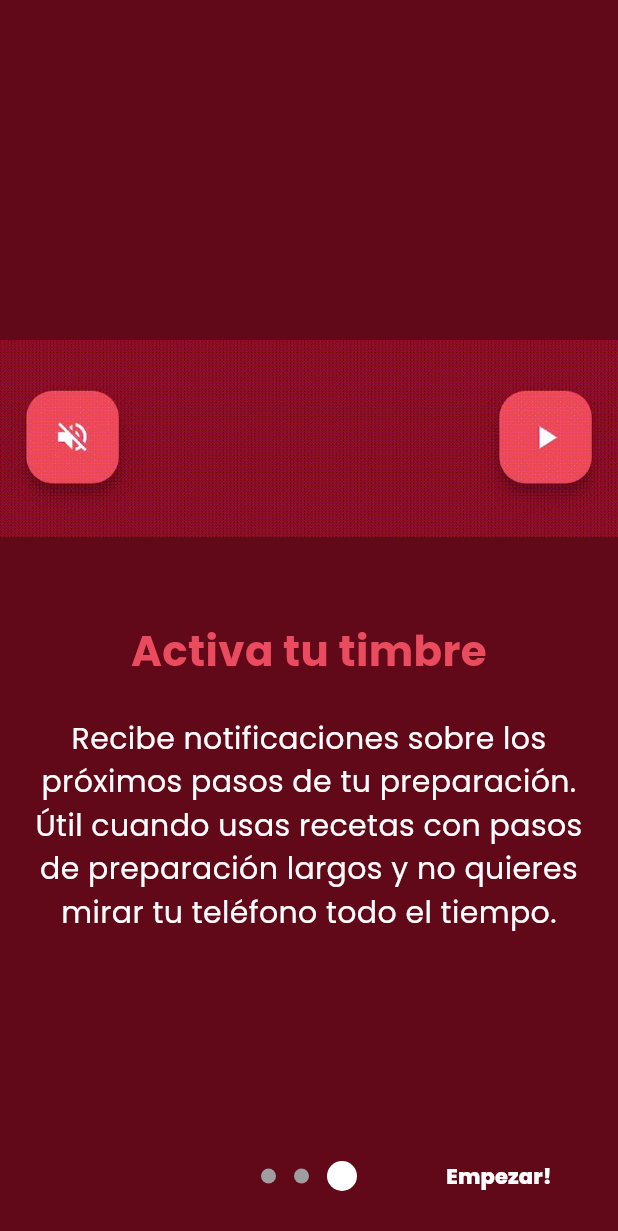
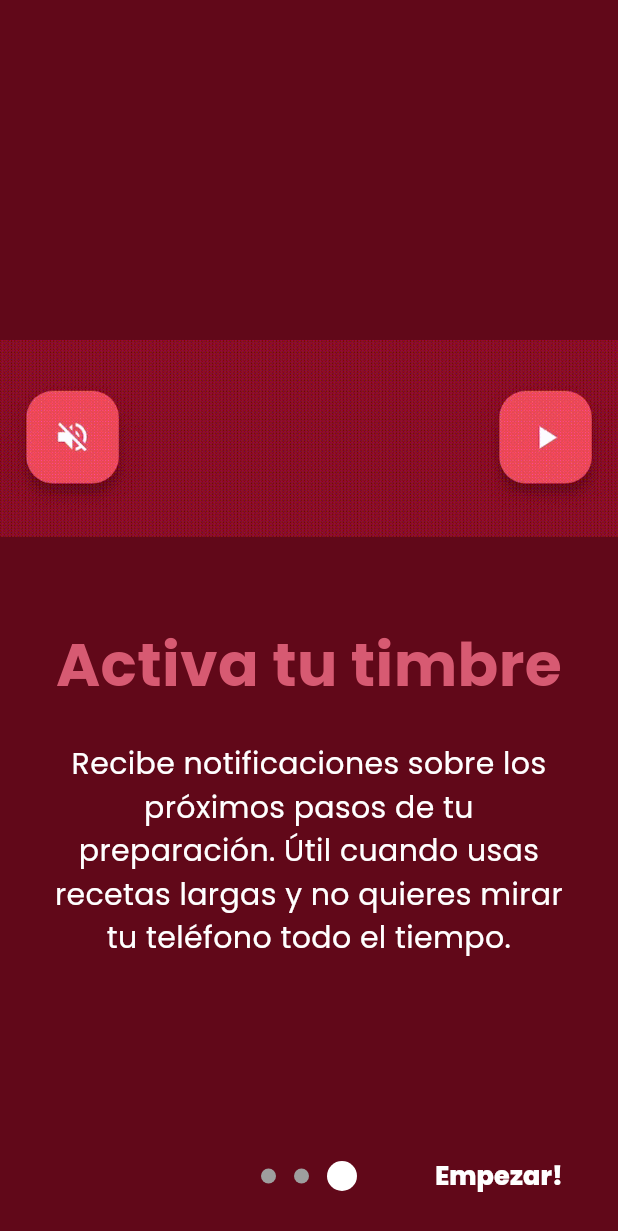
Before and after one commit to natrodriguez1/app_escoffee_main, a Flutter app: the screen it shows after launch, swiped to page 3, on a phone screen of 412 x 824 dp. Shown: the top 1231 px of the screen. Run offline on Flutter 3.47's test engine with Material 3 defaults, Android fonts, the phone set to English and light mode, and no system bars; drawn by our look-alikes of introduction_screen; our stand-ins replace auto_route, carousel_slider, flutter_markdown, in_app_purchase, just_audio, package_info_plus and 2 more; missing offline and left inert: advanced_in_app_review, coffeico, flutter_device_type, quick_actions, universal_html.

Commit message:
cambios para compatibilidad con ipad y cell
- se declaró que la horientación del celular no se puede cambiar de vertical
- se crearon dos tipos de pantallas para el onboarding: una que sea compatible con iPad y otra para celulares (en términos de tamaño de letra e imagen)
- se añadió otro banner (de nanolot)
- se colocó la taza en vez del logo de escoffee en la primera página del onboarding
- se cambió el tono del rosado en el theme (a uno menos chillón)

```diff
--- a/lib/main.dart
+++ b/lib/main.dart
@@ -13,7 +13,8 @@ import './app_router.dart';
 import './app_router.gr.dart';
 import 'package:flutter_web_plugins/url_strategy.dart';
 import './models/recipe.dart';
-import './purchase_manager.dart'; // Import PurchaseManager
+import 'package:flutter/services.dart';
+// import './purchase_manager.dart'; // Import PurchaseManager
 
 void main() async {
   WidgetsFlutterBinding.ensureInitialized();
@@ -38,7 +39,7 @@ void main() async {
     runApp(CoffeeTimerApp(
       brewingMethods: brewingMethods,
       appRouter: appRouter,
-      initialRoute: isFirstLaunch ? '/firstlaunch' : '/',
+      initialRoute: isFirstLaunch ? '/firstlaunch' : '/firstlaunch',
     ));
 
     if (isFirstLaunch) {
@@ -85,7 +86,7 @@ class CoffeeTimerApp extends StatelessWidget {
           useMaterial3: true,
           colorScheme: const ColorScheme(
             brightness: Brightness.light,
-            primary: Color.fromARGB(255, 234, 75, 94),
+            primary: Color(0xFFD75A72),
             onPrimary: Color.fromARGB(255, 255, 255, 255),
             secondary: Color.fromARGB(255, 255, 255, 255),
             onSecondary: Color.fromRGBO(157, 17, 43, 1),
@@ -222,6 +223,9 @@ class _QuickActionsManagerState extends State<QuickActionsManager> {
 
   @override
   Widget build(BuildContext context) {
+    SystemChrome.setPreferredOrientations(
+      [DeviceOrientation.portraitUp]
+    );
     return widget.child;
   }
 }
--- a/lib/screens/home_screen.dart
+++ b/lib/screens/home_screen.dart
@@ -92,7 +92,7 @@ class _HomeScreenState extends State<HomeScreen> with WidgetsBindingObserver {
                       context.router.push(RecipeListRoute(
                           brewingMethodId: method.id));
                     },
-                    highlightColor: const Color.fromARGB(255, 234, 75, 94),
+                    highlightColor: const Color(0xFFD75A72),
                     borderRadius: BorderRadius.circular(20),
                     child: Column(
                       mainAxisAlignment: MainAxisAlignment.center,
@@ -110,12 +110,13 @@ class _HomeScreenState extends State<HomeScreen> with WidgetsBindingObserver {
   }
   bool isIpad() {
     final data = MediaQuery.of(context);
-    carrouselHeight = data.size.height / 2.5;
-    imageSize = data.size.height/9;
+    carrouselHeight = data.size.height;
+    imageSize = data.size.height;
     return data.size.width < 600 ? false :true;
   }
   late double carrouselHeight;
   late double imageSize;
+  late double barHeight;
   @override
   Widget build(BuildContext context) {
     final recipeProvider = Provider.of<RecipeProvider>(context);
@@ -127,11 +128,16 @@ class _HomeScreenState extends State<HomeScreen> with WidgetsBindingObserver {
 
     if(isIpad()){
       crossAxisCount = 3;
-      mainAxisSpacing = crossAxisSpacing = 450;
+      mainAxisSpacing = crossAxisSpacing = 18;
+      imageSize = imageSize/8;
+      carrouselHeight = carrouselHeight/2.5;
+      barHeight = 90;
     } else{
       crossAxisCount = 2;
       mainAxisSpacing = crossAxisSpacing = 10;
-      carrouselHeight = 220;
+      imageSize = imageSize/9;
+      carrouselHeight = 240;
+      barHeight = 112;
     }
 
     return Scaffold(
@@ -153,13 +159,13 @@ class _HomeScreenState extends State<HomeScreen> with WidgetsBindingObserver {
                             autoPlay: true,
                             enlargeCenterPage: true,
                             enableInfiniteScroll: true),
-                  items: [["assets/visuals/banner.png", 'https://escoffee.com/shop/'],["assets/visuals/banner2.png", "https://escoffee.com/shop/70-maquina-de-espresso?order=product.position.asc"],["assets/visuals/banner3.png", 'https://escoffee.com/shop/121-blends-de-origenes']].map((i) {
+                  items: [["assets/visuals/banners/banner.png", 'https://escoffee.com/shop/'],["assets/visuals/banners/banner2.png", "https://escoffee.com/shop/70-maquina-de-espresso?order=product.position.asc"],["assets/visuals/banners/banner3.png", 'https://escoffee.com/shop/121-blends-de-origenes'],["assets/visuals/banners/banner4.png", 'https://escoffee.com/shop/125-nanolot']].map((i) {
                     // return Builder(
                     //   builder: (BuildContext context) {
                     //     return  Center(
                     //       child: InkWell(
                     //     onTap: () => _launchURL(i[1]),
-                    //     highlightColor: const Color.fromARGB(255, 234, 75, 94),
+                    //     highlightColor: const Color(0xFFD75A72),
                     //     borderRadius: BorderRadius.circular(10),
                     //     child: Image.asset(i[0], fit: BoxFit.fitWidth)
                     //     )
@@ -169,7 +175,7 @@ class _HomeScreenState extends State<HomeScreen> with WidgetsBindingObserver {
                     return InkWell(
                       onTap: () => _launchURL(i[1]),
                       borderRadius: BorderRadius.circular(30),
-                      highlightColor: const Color.fromARGB(255, 234, 75, 94),
+                      highlightColor: const Color(0xFFD75A72),
                       child: Ink(
                         padding: const EdgeInsets.symmetric(horizontal: 10),
                         decoration: const BoxDecoration(color: Colors.transparent
@@ -216,7 +222,7 @@ class _HomeScreenState extends State<HomeScreen> with WidgetsBindingObserver {
       return PreferredSize(
         preferredSize: const Size.fromHeight(100.0),
         child: SizedBox(
-          height: 100,
+          height: barHeight,
           child: CupertinoNavigationBar(
         leading: Padding(padding: const EdgeInsets.fromLTRB(16, 6, 7, 17),
                       child: Image.asset('assets/logoapp.png')),
--- a/lib/screens/onboarding_screen.dart
+++ b/lib/screens/onboarding_screen.dart
@@ -5,16 +5,19 @@ import 'package:auto_route/auto_route.dart';
 
 @RoutePage()
 class OnboardingScreen extends StatelessWidget {
+  //----------------------- Celular -----------------------
   final List<PageViewModel> listPagesViewModel = [
     PageViewModel(
       title: "Bienvenido Coffee Lover!",
       body:
-          "Desliza para ver algunos consejos útiles sobre cómo preparar café con esta app.",
-      image: _buildImage('intro1'), // Replace with your image path
+          "Desliza para ver algunos consejos útiles sobre cómo preparar café con nuestra app.",
+      image: _buildImage('intro1', imageSize: 90),
       decoration: const PageDecoration(
+        bodyPadding: EdgeInsets.all(20),
+        titlePadding: EdgeInsets.symmetric(horizontal: 20),
         titleTextStyle: TextStyle(
-            color: Color.fromARGB(255, 234, 75, 94),
-            fontSize: 28,
+            color: Color(0xFFD75A72),
+            fontSize: 40,
             fontWeight: FontWeight.bold),
         bodyTextStyle: TextStyle(fontSize: 20, color: Colors.white),
       ),
@@ -25,9 +28,12 @@ class OnboardingScreen extends StatelessWidget {
           "Ajusta los valores en la página de recetas y obtén todas las recetas personalizadas a tu preferencia.",
       image: _buildImage('intro2', isGif: true), // Replace with your image path
       decoration: const PageDecoration(
+        imagePadding: EdgeInsets.symmetric(vertical: 24, horizontal: 20),
+        titlePadding: EdgeInsets.symmetric(horizontal: 10, vertical: 10),
+        bodyPadding: EdgeInsets.symmetric(horizontal: 20, vertical: 10),
         titleTextStyle: TextStyle(
-            color: Color.fromARGB(255, 234, 75, 94),
-            fontSize: 28,
+            color: Color(0xFFD75A72),
+            fontSize: 35,
             fontWeight: FontWeight.bold),
         bodyTextStyle: TextStyle(fontSize: 20, color: Colors.white),
       ),
@@ -35,36 +41,72 @@ class OnboardingScreen extends StatelessWidget {
     PageViewModel(
       title: "Activa tu timbre",
       body:
-          "Recibe notificaciones sobre los próximos pasos de tu preparación. Útil cuando usas recetas con pasos de preparación largos y no quieres mirar tu teléfono todo el tiempo.",
+          "Recibe notificaciones sobre los próximos pasos de tu preparación. Útil cuando usas recetas largas y no quieres mirar tu teléfono todo el tiempo.",
       image: _buildImage('intro3', isGif: true), // Replace with your image path
       decoration: const PageDecoration(
+        imagePadding: EdgeInsets.only(bottom: 24, top: 100),
+        bodyPadding: EdgeInsets.symmetric(horizontal: 20),
         titleTextStyle: TextStyle(
-            color: Color.fromARGB(255, 234, 75, 94),
-            fontSize: 28,
+            color: Color(0xFFD75A72),
+            fontSize: 40,
             fontWeight: FontWeight.bold),
         bodyTextStyle: TextStyle(fontSize: 20, color: Colors.white),
       ),
+    )
+  ];
+  //----------------------- iPad -----------------------
+  final List<PageViewModel> listPagesViewModelIpad = [
+    PageViewModel(
+      title: "Bienvenido Coffee Lover!",
+      body:
+          "Desliza para ver algunos consejos útiles sobre cómo preparar café con nuestra app.",
+      image: _buildImage('intro1', imageSize: 115),
+      decoration: const PageDecoration(
+        titlePadding: EdgeInsets.symmetric(horizontal: 140),
+        bodyPadding: EdgeInsets.symmetric(vertical: 40, horizontal: 110),
+        titleTextStyle: TextStyle(
+            color: Color(0xFFD75A72),
+            fontSize: 70,
+            fontWeight: FontWeight.bold),
+        bodyTextStyle: TextStyle(fontSize: 30, color: Colors.white),
+      ),
     ),
-    // PageViewModel(
-    //   title: "Comparte recetas con amigos",
-    //   body:
-    //       "Envíales el enlace de la receta. Podrán abrirlo y preparar café incluso si no tienen la aplicación instalada.",
-    //   image: _buildImage('intro4'), // Replace with your image path
-    //   decoration: const PageDecoration(
-    //     titleTextStyle: TextStyle(
-    //         color: Color.fromARGB(255, 234, 75, 94),
-    //         fontSize: 28,
-    //         fontWeight: FontWeight.bold),
-    //     bodyTextStyle: TextStyle(fontSize: 20, color: Colors.white),
-    //   ),
-    // ),
-    // Add as many pages as you require
+    PageViewModel(
+      title: "Prepara todo el café que necesites",
+      body:
+          "Ajusta los valores en la página de recetas y obtén todas las recetas personalizadas a tu preferencia.",
+      image: _buildImage('intro2', isGif: true), // Replace with your image path
+      decoration: const PageDecoration(
+        imagePadding: EdgeInsets.only(bottom: 24, top: 30),
+        bodyPadding: EdgeInsets.symmetric(horizontal: 70),
+        titleTextStyle: TextStyle(
+            color: Color(0xFFD75A72),
+            fontSize: 50,
+            fontWeight: FontWeight.bold),
+        bodyTextStyle: TextStyle(fontSize: 30, color: Colors.white),
+      ),
+    ),
+    PageViewModel(
+      title: "Activa tu timbre",
+      body:
+          "Recibe notificaciones sobre los próximos pasos de tu preparación. Útil cuando usas recetas largas y no quieres mirar tu teléfono todo el tiempo.",
+      image: _buildImage('intro3', isGif: true), // Replace with your image path
+      decoration: const PageDecoration(
+        imagePadding: EdgeInsets.symmetric(vertical: 30, horizontal: 70),
+        bodyPadding: EdgeInsets.symmetric(horizontal: 70),
+        titleTextStyle: TextStyle(
+            color: Color(0xFFD75A72),
+            fontSize: 50,
+            fontWeight: FontWeight.bold),
+        bodyTextStyle: TextStyle(fontSize: 30, color: Colors.white),
+      ),
+    ),
   ];
 
-  static Widget _buildImage(String assetName, {bool isGif = false}) {
+  static Widget _buildImage(String assetName, {double imageSize = 80, bool isGif = false}) {
     if (isGif) {
       return Image.asset('assets/onboarding/gifs/$assetName.gif',
-          fit: BoxFit.cover);
+          fit: BoxFit.contain);
     } else {
       // Set different image paths for iOS and Android
       if (kIsWeb || defaultTargetPlatform == TargetPlatform.iOS) {
@@ -72,17 +114,28 @@ class OnboardingScreen extends StatelessWidget {
       } else if (defaultTargetPlatform == TargetPlatform.android) {
         assetName = 'assets/onboarding/android/$assetName.png';
       }
-      return Image.asset(assetName, fit: BoxFit.cover);
+      // return Image.asset(assetName, height: 80);
+      return Image.asset(assetName, height: imageSize);
     }
   }
 
   @override
   Widget build(BuildContext context) {
+    bool isIpad() {
+      final data = MediaQuery.of(context);
+      return data.size.width < 600 ? false :true;
+    }
+    List<PageViewModel> listToUse = listPagesViewModel;
+    double fontHeight = 17.0;
+    if(isIpad()){
+      fontHeight = 25.0;
+      listToUse = listPagesViewModelIpad;
+    }
     return Scaffold(
       backgroundColor: const Color.fromARGB(255, 133, 14, 36),
       body: SafeArea(
         child: IntroductionScreen(
-          pages: listPagesViewModel,
+          pages: listToUse,
           onDone: () {
             // Go to home screen when done button is pressed
             context.router.replaceNamed('/');
@@ -92,14 +145,15 @@ class OnboardingScreen extends StatelessWidget {
             context.router.replaceNamed('/');
           },
           showSkipButton: true,
-          skip: const Text('Saltar',
-              style: TextStyle(fontWeight: FontWeight.w800, color: Colors.white)),
-          next: const Text('Siguiente',
-              style: TextStyle(fontWeight: FontWeight.w800, color: Colors.white)),
-          done: const Text('Empezar!',
+          skip: Text('Saltar',
+              style: TextStyle(fontWeight: FontWeight.w800, color: Colors.white, fontSize: fontHeight)),
+          next: Text('Siguiente',
+              style: TextStyle(fontWeight: FontWeight.w800, color: Colors.white, fontSize: fontHeight)),
+          done: Text('Empezar!',
               style: TextStyle(
                   fontWeight: FontWeight.w800,
-                  color: Colors.white)),
+                  color: Colors.white,
+                  fontSize: fontHeight)),
           dotsDecorator: const DotsDecorator(
             size: Size.square(10.0),
             activeColor: Color.fromRGBO(255, 255, 255, 1),
--- a/lib/screens/recipe_detail_screen.dart
+++ b/lib/screens/recipe_detail_screen.dart
@@ -316,7 +316,7 @@ class _RecipeDetailScreenState extends State<RecipeDetailScreen> {
             ),
             TextSpan(
               text: linkText,
-              style: defaultTextStyle.copyWith(color: Color.fromARGB(255, 234, 75, 94)),
+              style: defaultTextStyle.copyWith(color:const Color(0xFFD75A72)),
               recognizer: TapGestureRecognizer()
                 ..onTap = () async {
                   if (await canLaunchUrl(Uri.parse(linkUrl))) {
--- a/lib/widgets/favorite_button.dart
+++ b/lib/widgets/favorite_button.dart
@@ -20,7 +20,7 @@ class FavoriteButton extends StatelessWidget {
         return IconButton(
           icon: Icon(
             isFavorite ? Icons.favorite : Icons.favorite_border,
-            color: isFavorite ? const Color.fromARGB(255, 234, 75, 94) : null,
+            color: isFavorite ? const Color(0xFFD75A72) : null,
           ),
           onPressed: () {
             onToggleFavorite(!isFavorite);
```
Also changed, not shown: pubspec.yaml (+4 -3 lines), assets/visuals/banners/banner.png (renamed from assets/visuals/banner.png), assets/visuals/banners/banner2.png (renamed from assets/visuals/banner2.png), assets/visuals/banners/banner3.png (renamed from assets/visuals/banner3.png), assets/visuals/banners/banner4.png (added), 2 other files.
